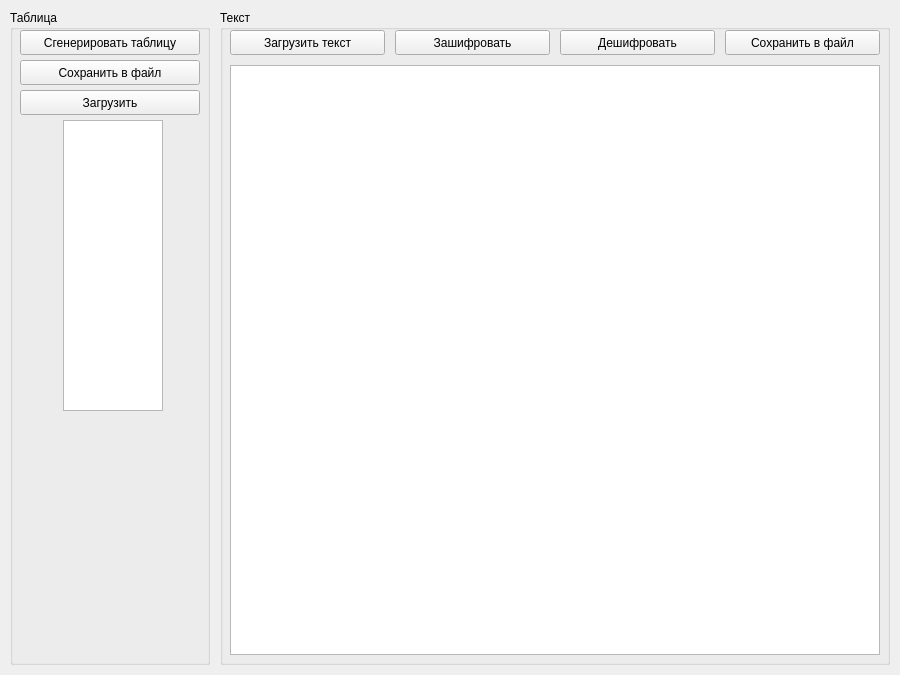
Old version of the form mainwindow.ui in the repository merail/qt-substitution-cipher.
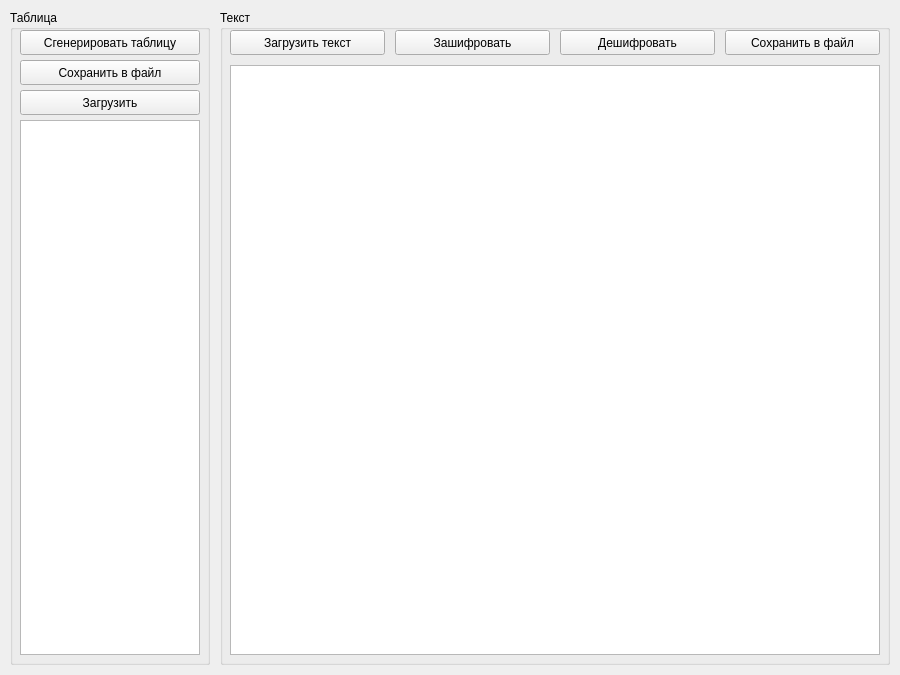
New version of the form.

Commit message: substitutuion table like qtableview

What changed in the file:
```diff
--- a/mainwindow.ui
+++ b/mainwindow.ui
@@ -127,25 +127,6 @@
       <string>Сохранить в файл</string>
      </property>
     </widget>
-    <widget class="QPlainTextEdit" name="substitutionTable">
-     <property name="geometry">
-      <rect>
-       <x>53</x>
-       <y>110</y>
-       <width>100</width>
-       <height>291</height>
-      </rect>
-     </property>
-     <property name="horizontalScrollBarPolicy">
-      <enum>Qt::ScrollBarAsNeeded</enum>
-     </property>
-     <property name="sizeAdjustPolicy">
-      <enum>QAbstractScrollArea::AdjustIgnored</enum>
-     </property>
-     <property name="readOnly">
-      <bool>true</bool>
-     </property>
-    </widget>
     <widget class="QPushButton" name="loadSubstitutionTable">
      <property name="geometry">
       <rect>
@@ -159,6 +140,46 @@
       <string>Загрузить</string>
      </property>
     </widget>
+    <widget class="QTableView" name="substitutionTable">
+     <property name="geometry">
+      <rect>
+       <x>10</x>
+       <y>110</y>
+       <width>180</width>
+       <height>535</height>
+      </rect>
+     </property>
+     <property name="lineWidth">
+      <number>1</number>
+     </property>
+     <property name="verticalScrollBarPolicy">
+      <enum>Qt::ScrollBarAlwaysOff</enum>
+     </property>
+     <property name="horizontalScrollBarPolicy">
+      <enum>Qt::ScrollBarAlwaysOff</enum>
+     </property>
+     <property name="gridStyle">
+      <enum>Qt::SolidLine</enum>
+     </property>
+     <attribute name="horizontalHeaderVisible">
+      <bool>false</bool>
+     </attribute>
+     <attribute name="horizontalHeaderMinimumSectionSize">
+      <number>45</number>
+     </attribute>
+     <attribute name="horizontalHeaderDefaultSectionSize">
+      <number>90</number>
+     </attribute>
+     <attribute name="horizontalHeaderHighlightSections">
+      <bool>false</bool>
+     </attribute>
+     <attribute name="verticalHeaderVisible">
+      <bool>false</bool>
+     </attribute>
+     <attribute name="verticalHeaderHighlightSections">
+      <bool>false</bool>
+     </attribute>
+    </widget>
    </widget>
   </widget>
  </widget>
```
The commit also changes 3 other files.
